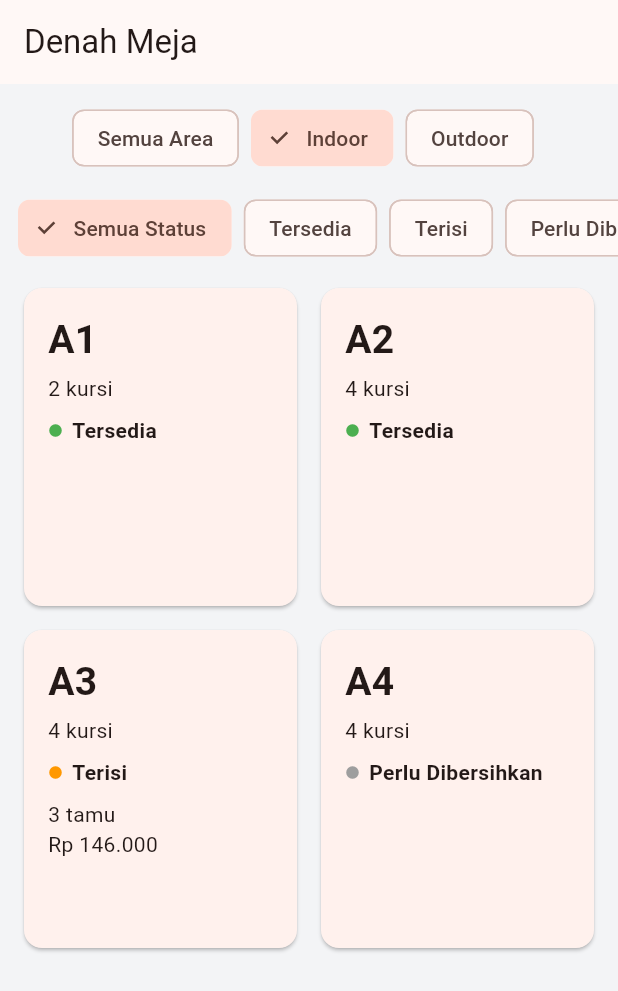
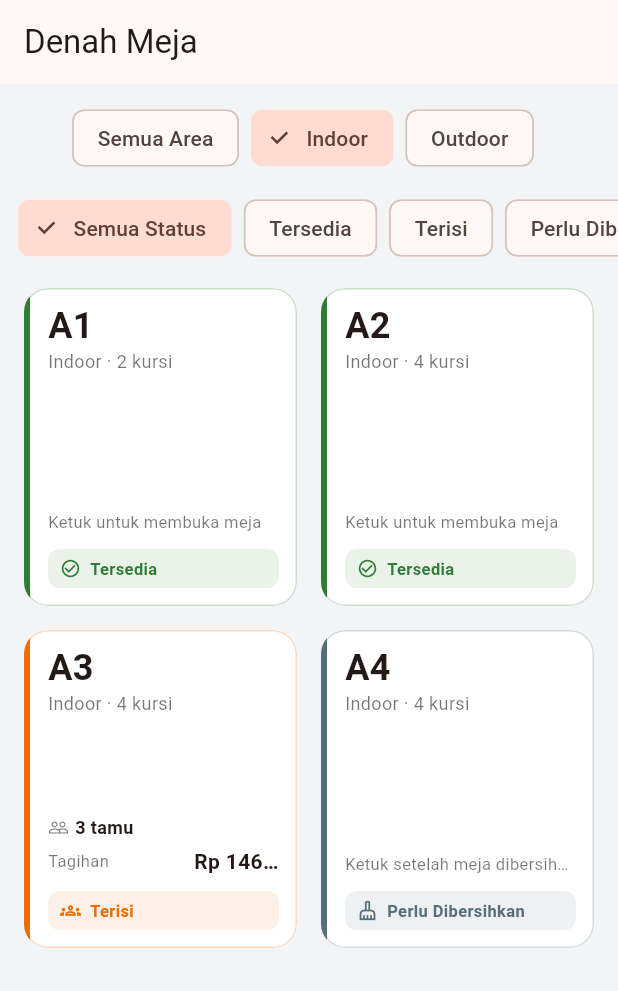
Before and after one commit to KemasFaris69/QaseerMobileApps, a Flutter app: the screen it shows after launch, after a tap on "Indoor", on a phone screen of 412 x 824 dp. Shown: the top 991 px of the screen. Run offline on Flutter 3.47's test engine with Material 3 defaults, Android fonts, the phone set to English and light mode, and no system bars; our stand-ins replace equatable, flutter_bloc.

Commit message:
Merapikan tampilan meja dan komponen visual status

```diff
--- a/lib/tables/presentation/table_card.dart
+++ b/lib/tables/presentation/table_card.dart
@@ -1,7 +1,7 @@
 import 'package:flutter/material.dart';
-import 'package:intl/intl.dart';
 
 import '../domain/restaurant_table.dart';
+import 'table_visuals.dart';
 
 class TableCard extends StatelessWidget {
   const TableCard({
@@ -13,56 +13,100 @@ class TableCard extends StatelessWidget {
   final RestaurantTable table;
   final VoidCallback? onTap;
 
+  String get _hint => switch (table.status) {
+        TableStatus.tersedia => 'Ketuk untuk membuka meja',
+        TableStatus.terisi => '',
+        TableStatus.perluDibersihkan => 'Ketuk setelah meja dibersihkan',
+      };
+
   @override
   Widget build(BuildContext context) {
-    final color = switch (table.status) {
-      TableStatus.tersedia => Colors.green,
-      TableStatus.terisi => Colors.orange,
-      TableStatus.perluDibersihkan => Colors.grey,
-    };
-
-    final rupiah = NumberFormat.currency(
-      locale: 'id_ID',
-      symbol: 'Rp ',
-      decimalDigits: 0,
-    );
+    final color = table.status.color;
 
     return Card(
+      elevation: 0,
       clipBehavior: Clip.antiAlias,
+      color: Colors.white,
+      shape: RoundedRectangleBorder(
+        borderRadius: BorderRadius.circular(16),
+        side: BorderSide(color: color.withValues(alpha: 0.25)),
+      ),
       child: InkWell(
         onTap: onTap,
-        child: Padding(
-          padding: const EdgeInsets.all(16),
+        child: Container(
+          decoration: BoxDecoration(
+            border: Border(left: BorderSide(color: color, width: 4)),
+          ),
+          padding: const EdgeInsets.fromLTRB(12, 12, 12, 12),
           child: Column(
             crossAxisAlignment: CrossAxisAlignment.start,
             children: [
               Text(
                 table.number,
+                maxLines: 1,
+                overflow: TextOverflow.ellipsis,
                 style: const TextStyle(
-                  fontSize: 26,
-                  fontWeight: FontWeight.bold,
+                  fontSize: 24,
+                  height: 1.1,
+                  fontWeight: FontWeight.w700,
                 ),
               ),
-              const SizedBox(height: 4),
-              Text('${table.capacity} kursi'),
-              const SizedBox(height: 8),
+              const SizedBox(height: 2),
+              Text(
+                '${table.area} · ${table.capacity} kursi',
+                maxLines: 1,
+                overflow: TextOverflow.ellipsis,
+                style: const TextStyle(fontSize: 12, color: Colors.black54),
+              ),
+              const Spacer(),
+              if (table.status == TableStatus.terisi) ...[
                 Row(
                   children: [
-                  Icon(Icons.circle, size: 10, color: color),
-                  const SizedBox(width: 6),
-                  Expanded(
-                    child: Text(
-                      table.status.label,
-                      style: const TextStyle(fontWeight: FontWeight.w600),
+                    const Icon(
+                      Icons.people_outline,
+                      size: 14,
+                      color: Colors.black54,
+                    ),
+                    const SizedBox(width: 4),
+                    Text(
+                      '${table.guests ?? 0} tamu',
+                      style: const TextStyle(
+                        fontSize: 12,
+                        fontWeight: FontWeight.w600,
                       ),
                     ),
                   ],
                 ),
-              if (table.status == TableStatus.terisi) ...[
-                const SizedBox(height: 8),
-                Text('${table.guests ?? 0} tamu'),
-                Text(rupiah.format(table.runningTotal)),
+                const SizedBox(height: 4),
+                Row(
+                  children: [
+                    const Text(
+                      'Tagihan',
+                      style: TextStyle(fontSize: 11, color: Colors.black54),
+                    ),
+                    const Spacer(),
+                    Flexible(
+                      child: Text(
+                        formatRupiah(table.runningTotal),
+                        maxLines: 1,
+                        overflow: TextOverflow.ellipsis,
+                        style: const TextStyle(
+                          fontSize: 14,
+                          fontWeight: FontWeight.w700,
+                        ),
+                      ),
+                    ),
                   ],
+                ),
+              ] else
+                Text(
+                  _hint,
+                  maxLines: 1,
+                  overflow: TextOverflow.ellipsis,
+                  style: const TextStyle(fontSize: 11, color: Colors.black54),
+                ),
+              const SizedBox(height: 10),
+              TableStatusBadge(status: table.status, wide: true),
             ],
           ),
         ),
--- a/lib/tables/presentation/table_dart.dart
+++ b/lib/tables/presentation/table_dart.dart
@@ -1,11 +1,11 @@
 import 'package:flutter/material.dart';
 import 'package:flutter_bloc/flutter_bloc.dart';
-import 'package:intl/intl.dart';
 
 import '../domain/restaurant_table.dart';
 import '../domain/table_repository.dart';
 import 'table_card.dart';
 import 'table_cubit.dart';
+import 'table_visuals.dart';
 
 class TablesDart extends StatelessWidget {
   const TablesDart({super.key});
@@ -45,20 +45,19 @@ class _TablesView extends StatelessWidget {
         return;
 
       case TableStatus.terisi:
-        final rupiah = NumberFormat.currency(
-          locale: 'id_ID',
-          symbol: 'Rp ',
-          decimalDigits: 0,
-        );
-
         await showDialog<void>(
           context: context,
           builder: (dialogContext) => AlertDialog(
-            title: Text('Meja ${table.number}'),
+            title: Row(
+              children: [
+                Expanded(child: Text('Meja ${table.number}')),
+                TableStatusBadge(status: table.status),
+              ],
+            ),
             content: Text(
               'Area: ${table.area}\n'
               'Jumlah tamu: ${table.guests ?? 0}\n'
-              'Tagihan dummy: ${rupiah.format(table.runningTotal)}',
+              'Tagihan dummy: ${formatRupiah(table.runningTotal)}',
             ),
             actions: [
               TextButton(
--- /dev/null
+++ b/lib/tables/presentation/table_visuals.dart
@@ -0,0 +1,75 @@
+import 'package:flutter/material.dart';
+import 'package:intl/intl.dart';
+
+import '../domain/restaurant_table.dart';
+
+/// Satu sumber format nominal agar seluruh tampilan meja konsisten.
+final NumberFormat _rupiah = NumberFormat.currency(
+  locale: 'id_ID',
+  symbol: 'Rp ',
+  decimalDigits: 0,
+);
+
+String formatRupiah(int amount) => _rupiah.format(amount);
+
+/// Warna, ikon, dan latar untuk setiap status meja.
+extension TableStatusVisuals on TableStatus {
+  Color get color => switch (this) {
+        TableStatus.tersedia => const Color(0xFF2E7D32),
+        TableStatus.terisi => const Color(0xFFEF6C00),
+        TableStatus.perluDibersihkan => const Color(0xFF546E7A),
+      };
+
+  IconData get icon => switch (this) {
+        TableStatus.tersedia => Icons.check_circle_outline,
+        TableStatus.terisi => Icons.groups_outlined,
+        TableStatus.perluDibersihkan => Icons.cleaning_services_outlined,
+      };
+
+  Color get tint => color.withValues(alpha: 0.10);
+}
+
+/// Label status meja dengan warna yang sama di kartu maupun dialog.
+class TableStatusBadge extends StatelessWidget {
+  const TableStatusBadge({
+    super.key,
+    required this.status,
+    this.wide = false,
+  });
+
+  final TableStatus status;
+  final bool wide;
+
+  @override
+  Widget build(BuildContext context) {
+    final color = status.color;
+
+    return Container(
+      width: wide ? double.infinity : null,
+      padding: const EdgeInsets.symmetric(horizontal: 8, vertical: 5),
+      decoration: BoxDecoration(
+        color: status.tint,
+        borderRadius: BorderRadius.circular(8),
+      ),
+      child: Row(
+        mainAxisSize: wide ? MainAxisSize.max : MainAxisSize.min,
+        children: [
+          Icon(status.icon, size: 14, color: color),
+          const SizedBox(width: 6),
+          Flexible(
+            child: Text(
+              status.label,
+              maxLines: 1,
+              overflow: TextOverflow.ellipsis,
+              style: TextStyle(
+                fontSize: 11,
+                fontWeight: FontWeight.w700,
+                color: color,
+              ),
+            ),
+          ),
+        ],
+      ),
+    );
+  }
+}
```
Also changed, not shown: 1 other file. Lines whose indentation alone changed are shown as unchanged.
